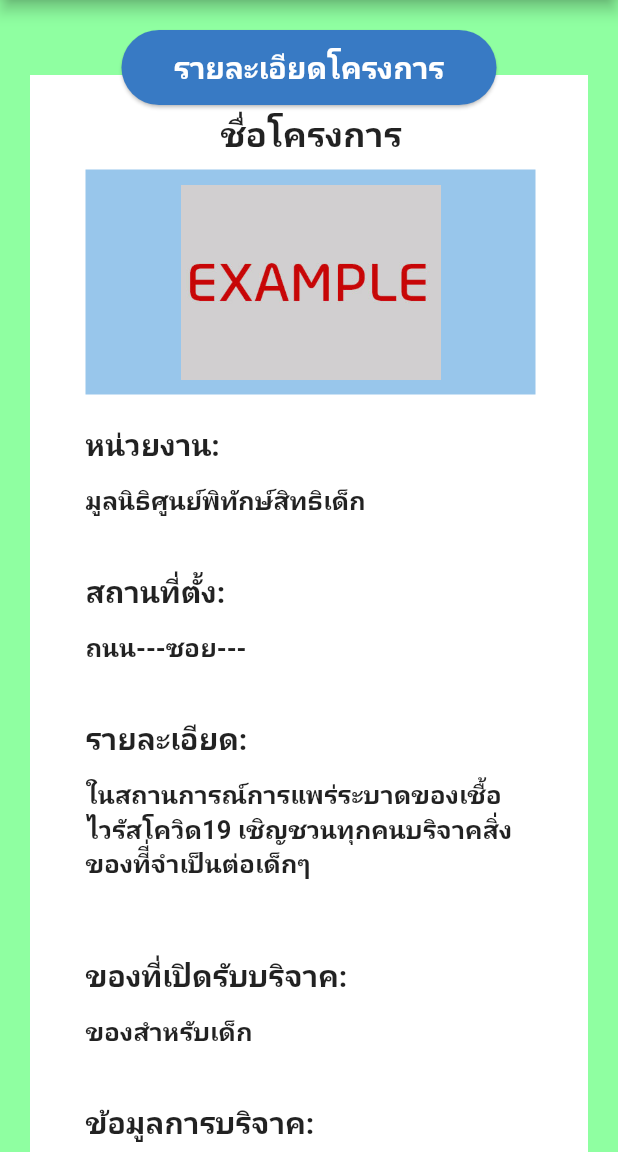
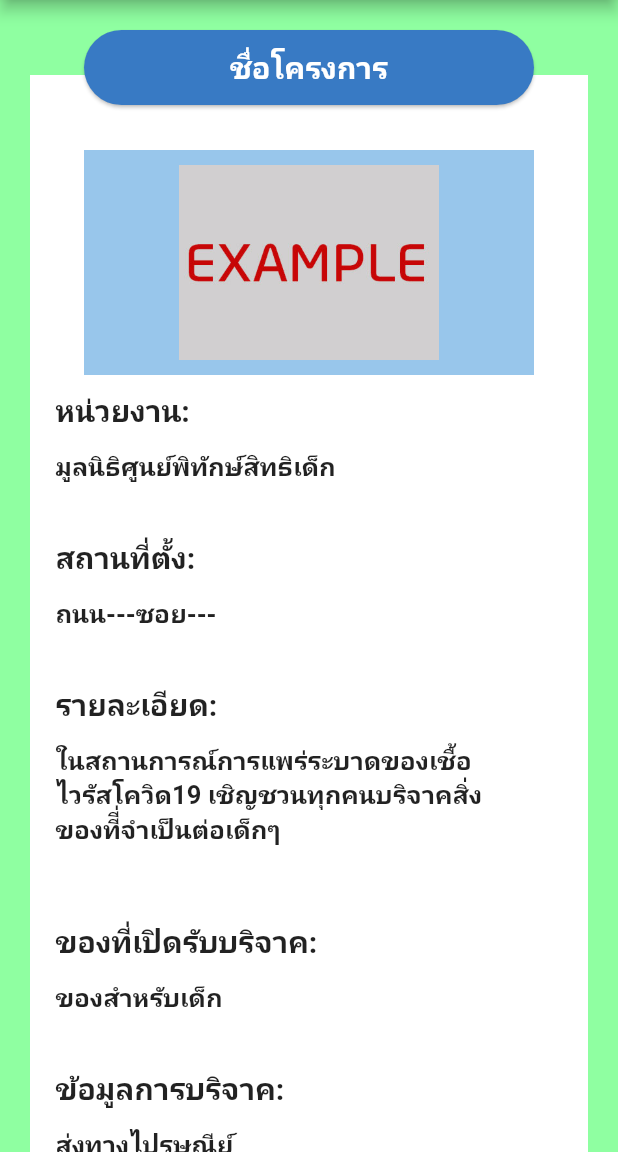
Before and after one commit to Jumptothehell/fluttertestapp, a Flutter app: the Projectread screen opened directly, on a phone screen of 412 x 824 dp, the part 84-1236 px from its top. Run offline on Flutter 3.47's test engine with Material 2 defaults, Android fonts, the phone set to English and light mode, and no system bars.

Commit message:
UPDATE: connecttion page

```diff
--- a/lib/choose_project.dart
+++ b/lib/choose_project.dart
@@ -55,10 +55,10 @@ class _ChooseProject extends State<ChhoseProject> {
         appBar: AppBar(
           leading: IconButton(
             onPressed: () {
-              // Navigator.push(
-              //   context,
-              //   MaterialPageRoute(builder: (context) => (MyHome())),
-              // );
+              Navigator.push(
+                context,
+                MaterialPageRoute(builder: (context) => (const MyHome())),
+              );
             },
             icon: const Icon(Icons.chevron_left),
             color: Colors.black,
--- a/lib/historyGiver.dart
+++ b/lib/historyGiver.dart
@@ -36,13 +36,13 @@ class History extends StatefulWidget {
 }
 
 class _HistoryState extends State<History> {
-  int _counter = 0;
+  // int _counter = 0;
 
-  void _incrementCounter() {
-    setState(() {
-      _counter++;
-    });
-  }
+  // void _incrementCounter() {
+  //   setState(() {
+  //     _counter++;
+  //   });
+  // }
 
   @override
   Widget build(BuildContext context) {
--- a/lib/home.dart
+++ b/lib/home.dart
@@ -4,6 +4,8 @@ import 'package:flutter/gestures.dart';
 import 'package:flutter/services.dart';
 import 'package:flutter/widgets.dart';
 import 'package:fluttertestapp/choose_project.dart';
+import 'package:fluttertestapp/historyGiver.dart';
+import 'package:fluttertestapp/setting.dart';
 
 void main() {
   runApp(const MyApp());
@@ -53,15 +55,26 @@ class MyHome extends StatelessWidget {
                             )));
                   })),
               ListTile(
+                onTap: () => Navigator.push(context,
+                    MaterialPageRoute(builder: ((context) {
+                  return const History(title: 'Project');
+                }))),
                 leading: Icon(Icons.list),
                 title:
                     Text("ประวัติการบริจาค", style: TextStyle(fontSize: 20.0)),
               ),
               ListTile(
+                onTap: () => Navigator.push(context,
+                    MaterialPageRoute(builder: ((context) {
+                  return const Setting();
+                }))),
                 leading: Icon(Icons.settings),
                 title: Text("Setting", style: TextStyle(fontSize: 20.0)),
               ),
               ListTile(
+                onTap: () {
+                  Navigator.of(context).popUntil((route) => route.isFirst);
+                },
                 leading: Icon(Icons.logout),
                 title: Text("Log-Out", style: TextStyle(fontSize: 20.0)),
               )
--- a/lib/main.dart
+++ b/lib/main.dart
@@ -426,10 +426,10 @@ class _HomePageState extends State<HomePage> {
   @override
   Widget build(BuildContext context) {
     return Scaffold(
-        resizeToAvoidBottomInset: true,
+        // resizeToAvoidBottomInset: true,
         backgroundColor: const Color.fromRGBO(40, 38, 56, 1),
         body: Column(
-          crossAxisAlignment: CrossAxisAlignment.center,
+          // crossAxisAlignment: CrossAxisAlignment.center,
           children: <Widget>[
             Center(
               child: Container(
@@ -846,12 +846,8 @@ class _SignupPageContent extends State<SignupPageContent> {
               ),
               // color: Colors.pink,
               child: Text("CREATE", style: TextStyle(color: Colors.white)),
-
               onPressed: () {
-                Navigator.push(
-                  context,
-                  MaterialPageRoute(builder: (context) => (LoginScreen())),
-                );
+                Navigator.of(context).popUntil((route) => route.isFirst);
               },
               // onPressed: () async {
               //   if (kDebugMode) {
--- a/lib/projectread.dart
+++ b/lib/projectread.dart
@@ -71,38 +71,49 @@ class _ProjectreadState extends State<Projectread> {
         ),
         backgroundColor: Color.fromRGBO(55, 191, 167, 1),
       ),
-      body: Stack(children: [
-        Expanded(
-          child: SingleChildScrollView(
-            child: Container(
-              width: 400,
-              height: 1150,
-              margin: const EdgeInsets.only(
-                  left: 20, right: 20, top: 50, bottom: 20),
+      body: SingleChildScrollView(
+          child: Stack(children: [
+        Container(
+          height: 1100,
+          margin:
+              const EdgeInsets.only(left: 20, right: 20, top: 50, bottom: 20),
           color: Colors.white,
-              child: Column(
-                crossAxisAlignment: CrossAxisAlignment.center,
+        ),
+        Container(
+          alignment: Alignment.topCenter,
+          child: Card(
+            margin: const EdgeInsets.all(20),
+            shape:
+                RoundedRectangleBorder(borderRadius: BorderRadius.circular(50)),
+            color: const Color(0xff387AC4),
+            child: SizedBox(
+              width: 300,
+              height: 50,
+              child: Row(
                 mainAxisAlignment: MainAxisAlignment.center,
-                children: <Widget>[
-                  Row(children: <Widget>[
-                    Container(
-                      padding: EdgeInsets.only(left: 115, right: 20, top: 10),
-                      margin: EdgeInsets.only(left: 12),
-                      height: 40,
-                      width: 350,
-                      // color: Colors.blue,
-                      child: Text(
+                children: [
+                  Text(
                     "$name",
                     style: TextStyle(
-                            fontSize: 23.0, fontWeight: FontWeight.bold),
+                        color: Colors.white,
+                        fontSize: 20.0,
+                        fontWeight: FontWeight.bold),
+                  )
+                ],
               ),
             ),
-                  ]),
+          ),
+        ),
+        Expanded(
+            child: Column(
+          children: [
             Row(
+              mainAxisAlignment:
+                  MainAxisAlignment.center, //Center Row contents horizontally,
               children: <Widget>[
                 Container(
                   padding: EdgeInsets.all(10),
-                        margin: EdgeInsets.only(left: 37, top: 10),
+                  margin: EdgeInsets.only(top: 100),
                   height: 150,
                   width: 300,
                   color: Color.fromARGB(255, 152, 198, 235),
@@ -116,14 +127,14 @@ class _ProjectreadState extends State<Projectread> {
               children: <Widget>[
                 Container(
                   padding: EdgeInsets.only(top: 10),
-                        margin: EdgeInsets.only(left: 37, top: 10),
+                  margin: EdgeInsets.only(left: 37),
                   height: 40,
                   width: 300,
                   // color: Color.fromARGB(255, 152, 198, 235),
                   child: Text(
                     "หน่วยงาน:",
-                          style: TextStyle(
-                              fontSize: 20.0, fontWeight: FontWeight.bold),
+                    style:
+                        TextStyle(fontSize: 20.0, fontWeight: FontWeight.bold),
                   ),
                 )
               ],
@@ -138,8 +149,8 @@ class _ProjectreadState extends State<Projectread> {
                   // color: Color.fromARGB(255, 152, 198, 235),
                   child: Text(
                     "$receiver",
-                          style: TextStyle(
-                              fontSize: 17.0, fontWeight: FontWeight.bold),
+                    style:
+                        TextStyle(fontSize: 17.0, fontWeight: FontWeight.bold),
                   ),
                 )
               ],
@@ -154,8 +165,8 @@ class _ProjectreadState extends State<Projectread> {
                   // color: Color.fromARGB(255, 152, 198, 235),
                   child: Text(
                     "สถานที่ตั้ง:",
-                          style: TextStyle(
-                              fontSize: 20.0, fontWeight: FontWeight.bold),
+                    style:
+                        TextStyle(fontSize: 20.0, fontWeight: FontWeight.bold),
                   ),
                 )
               ],
@@ -170,8 +181,8 @@ class _ProjectreadState extends State<Projectread> {
                   // color: Color.fromARGB(255, 152, 198, 235),
                   child: Text(
                     "$place",
-                          style: TextStyle(
-                              fontSize: 17.0, fontWeight: FontWeight.bold),
+                    style:
+                        TextStyle(fontSize: 17.0, fontWeight: FontWeight.bold),
                   ),
                 )
               ],
@@ -186,8 +197,8 @@ class _ProjectreadState extends State<Projectread> {
                   // color: Color.fromARGB(255, 152, 198, 235),
                   child: Text(
                     "รายละเอียด:",
-                          style: TextStyle(
-                              fontSize: 20.0, fontWeight: FontWeight.bold),
+                    style:
+                        TextStyle(fontSize: 20.0, fontWeight: FontWeight.bold),
                   ),
                 )
               ],
@@ -202,8 +213,8 @@ class _ProjectreadState extends State<Projectread> {
                   // color: Color.fromARGB(255, 152, 198, 235),
                   child: Text(
                     "$detail",
-                          style: TextStyle(
-                              fontSize: 17.0, fontWeight: FontWeight.bold),
+                    style:
+                        TextStyle(fontSize: 17.0, fontWeight: FontWeight.bold),
                   ),
                 )
               ],
@@ -218,8 +229,8 @@ class _ProjectreadState extends State<Projectread> {
                   // color: Color.fromARGB(255, 152, 198, 235),
                   child: Text(
                     "ของที่เปิดรับบริจาค:",
-                          style: TextStyle(
-                              fontSize: 20.0, fontWeight: FontWeight.bold),
+                    style:
+                        TextStyle(fontSize: 20.0, fontWeight: FontWeight.bold),
                   ),
                 )
               ],
@@ -234,8 +245,8 @@ class _ProjectreadState extends State<Projectread> {
                   // color: Color.fromARGB(255, 152, 198, 235),
                   child: Text(
                     "$object",
-                          style: TextStyle(
-                              fontSize: 17.0, fontWeight: FontWeight.bold),
+                    style:
+                        TextStyle(fontSize: 17.0, fontWeight: FontWeight.bold),
                   ),
                 )
               ],
@@ -250,8 +261,8 @@ class _ProjectreadState extends State<Projectread> {
                   // color: Color.fromARGB(255, 152, 198, 235),
                   child: Text(
                     "ข้อมูลการบริจาค:",
-                          style: TextStyle(
-                              fontSize: 20.0, fontWeight: FontWeight.bold),
+                    style:
+                        TextStyle(fontSize: 20.0, fontWeight: FontWeight.bold),
                   ),
                 )
               ],
@@ -266,8 +277,8 @@ class _ProjectreadState extends State<Projectread> {
                   // color: Color.fromARGB(255, 152, 198, 235),
                   child: Text(
                     "$deliver",
-                          style: TextStyle(
-                              fontSize: 17.0, fontWeight: FontWeight.bold),
+                    style:
+                        TextStyle(fontSize: 17.0, fontWeight: FontWeight.bold),
                   ),
                 )
               ],
@@ -282,8 +293,8 @@ class _ProjectreadState extends State<Projectread> {
                   // color: Color.fromARGB(255, 152, 198, 235),
                   child: Text(
                     "ติดต่อหน่วยงาน:",
-                          style: TextStyle(
-                              fontSize: 20.0, fontWeight: FontWeight.bold),
+                    style:
+                        TextStyle(fontSize: 20.0, fontWeight: FontWeight.bold),
                   ),
                 )
               ],
@@ -298,8 +309,8 @@ class _ProjectreadState extends State<Projectread> {
                   // color: Color.fromARGB(255, 152, 198, 235),
                   child: Text(
                     "$contact",
-                          style: TextStyle(
-                              fontSize: 17.0, fontWeight: FontWeight.bold),
+                    style:
+                        TextStyle(fontSize: 17.0, fontWeight: FontWeight.bold),
                   ),
                 )
               ],
@@ -314,8 +325,8 @@ class _ProjectreadState extends State<Projectread> {
                   // color: Color.fromARGB(255, 152, 198, 235),
                   child: Text(
                     "เงื่อนไขการเข้ารับ:",
-                          style: TextStyle(
-                              fontSize: 20.0, fontWeight: FontWeight.bold),
+                    style:
+                        TextStyle(fontSize: 20.0, fontWeight: FontWeight.bold),
                   ),
                 )
               ],
@@ -330,14 +341,16 @@ class _ProjectreadState extends State<Projectread> {
                   // color: Color.fromARGB(255, 152, 198, 235),
                   child: Text(
                     "$condition",
-                          style: TextStyle(
-                              fontSize: 17.0, fontWeight: FontWeight.bold),
+                    style:
+                        TextStyle(fontSize: 17.0, fontWeight: FontWeight.bold),
                   ),
                 )
               ],
             ),
             Row(children: <Widget>[
-                    Checkbox(
+              Padding(
+                padding: EdgeInsets.only(left: 30),
+                child: Checkbox(
                   value: isChecked,
                   tristate: true,
                   onChanged: (bool? newBool) {
@@ -349,9 +362,10 @@ class _ProjectreadState extends State<Projectread> {
                   checkColor: Colors.pink,
                   // tileColor: Colors.black,
                 ),
+              ),
               Container(
                 padding: EdgeInsets.only(left: 0, right: 1, top: 5),
-                      margin: EdgeInsets.only(left: 1, top: 10),
+                margin: EdgeInsets.only(left: 3, top: 10),
                 height: 40,
                 width: 300,
                 // color: Color.fromARGB(255, 152, 198, 235),
@@ -362,12 +376,11 @@ class _ProjectreadState extends State<Projectread> {
               ),
             ]),
             Row(
+              mainAxisAlignment: MainAxisAlignment.center,
               children: <Widget>[
-                      Container(
+                SizedBox(
                   height: 50,
                   width: 180,
-                        margin: EdgeInsets.only(
-                            left: 100, right: 50, bottom: 8, top: 30),
                   child: ElevatedButton(
                     onPressed: () {
                       Navigator.pop(context);
@@ -389,37 +402,8 @@ class _ProjectreadState extends State<Projectread> {
               ],
             ),
           ],
-              ),
-            ),
-          ),
-        ),
-        Container(
-          alignment: Alignment.topCenter,
-          child: Card(
-            margin: const EdgeInsets.all(20),
-            shape:
-                RoundedRectangleBorder(borderRadius: BorderRadius.circular(50)),
-            color: const Color(0xff387AC4),
-            child: SizedBox(
-              width: 250,
-              height: 50,
-              child: Row(
-                mainAxisAlignment: MainAxisAlignment.center,
-                children: const [
-                  Text(
-                    "รายละเอียดโครงการ",
-                    style: TextStyle(
-                      color: Colors.white,
-                      fontSize: 20,
-                      fontWeight: FontWeight.bold,
-                    ),
-                  ),
-                ],
-              ),
-            ),
-          ),
-        ),
-      ]),
+        ))
+      ])),
     );
   }
 }
```
Also changed, not shown: lib/setting.dart (+4 -4 lines). Lines whose indentation alone changed are shown as unchanged.
